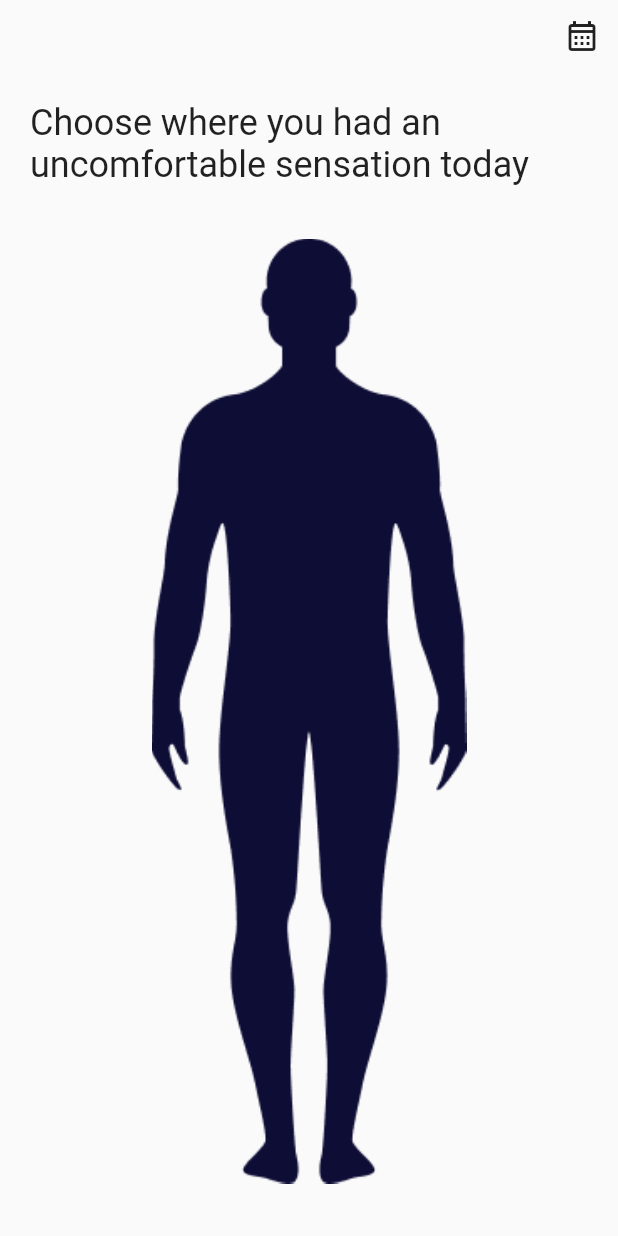
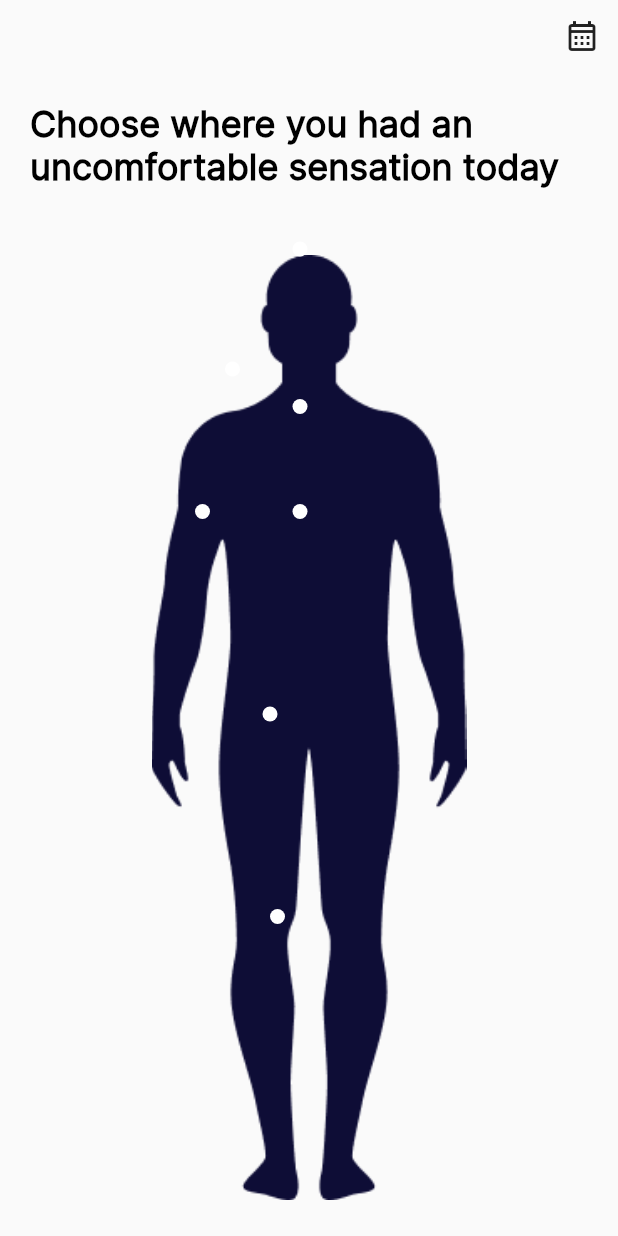
Before and after one commit to Team-Ayura/Ayura-Client, a Flutter app: the WelcomePage screen opened directly, on a phone screen of 412 x 824 dp. Run offline on Flutter 3.47's test engine with Material 2 defaults, Android fonts, the phone set to English and light mode, and no system bars; our stand-ins replace buttons_tabbar, fl_chart, flutter_animate, flutter_calendar_carousel, flutter_slidable, flutter_svg and 8 more; missing offline and left inert: country_list_pick, flutter_ruler_picker; accounts and stored records are empty.

Commit message:
Adding position detectors

```diff
--- a/lib/pages/features/symptom_tracking/welcome.dart
+++ b/lib/pages/features/symptom_tracking/welcome.dart
@@ -2,6 +2,8 @@ import 'package:ayura/pages/features/symptom_tracking/page1.dart';
 import 'package:ayura/pages/features/symptom_tracking/page2.dart';
 import 'package:ayura/utils/router.dart';
 import 'package:flutter/material.dart';
+
+import '../../../constants/styles.dart';
 
 class WelcomePage extends StatelessWidget {
   const WelcomePage({super.key});
@@ -9,52 +11,163 @@ class WelcomePage extends StatelessWidget {
   @override
   Widget build(BuildContext context) {
     return Scaffold(
-      // appBar: AppBar(
-      //   title: const Text('Symptom Tracker'),
-      //   leading: IconButton(
-      //     icon: const Icon(Icons.arrow_back),
-      //     onPressed: () {
-      //       Navigator.pop(context);
-      //     },
-      //   ),
-      //   actions: [
-      //     IconButton(
-      //       icon: const Icon(Icons.calendar_today),
-      //       onPressed: () {
-      //         // Navigator.push(context, MaterialPageRoute(builder: (context) => Page2()));
-      //         PageNavigator(context: context).nextPage(Page2());
-      //       },
-      //     ),
-      //   ],
-      // ),
       body: Column(
         crossAxisAlignment: CrossAxisAlignment.start,
         children: [
           Row(
               mainAxisAlignment: MainAxisAlignment.end,
               children: [
-IconButton(onPressed:(){PageNavigator(context: context).nextPage(const Page2());} , icon:Icon(Icons.calendar_month_outlined) ),
-            ],),
+                IconButton(onPressed:(){
+                  PageNavigator(context: context).nextPage(const Page2());} ,
+                    icon:Icon(Icons.calendar_month_outlined) ),
+              ],
+          ),
 
           const Padding(
             padding: EdgeInsets.fromLTRB(20.0, 20.0, 20.0, 0.0),
             child: Text(
               'Choose where you had an uncomfortable sensation today',
-              style: TextStyle(fontSize: 24.0),
+              style: AppStyles.headingTextStyle,
             ),
           ),
+          const SizedBox(height: 20.0),
           Expanded(
-            child: Center(
-              child: GestureDetector(
-                onTap: () {
-                  PageNavigator(context: context).nextPage(Page1());
-                },
+              child: Stack(
+                children: [
+                  Center(
                     child: Image.asset(
                       'assets/images/symptom_tracking/human.png',
                       width: 210,
                       fit: BoxFit.contain,
                     ),
                   ),
+                  Positioned(
+                    left: 195,
+                    top: 15,
+                    child: GestureDetector(
+                      onTap: () {
+                        PageNavigator(context: context).nextPage(const Page1());
+                        print('Tapped on Head');
+                      },
+                      child: Container(
+                        width: 10,
+                        height: 10,
+                        decoration: BoxDecoration(
+                          color: Colors.white,
+                          borderRadius: BorderRadius.circular(20),
+                        ),
+                      ),
+                    ),
+                  ),
+                  Positioned(
+                    left: 150,
+                    top: 95,
+                    child: GestureDetector(
+                      onTap: () {
+                        PageNavigator(context: context).nextPage(const Page1());
+                        print('Tapped on Shoulder');
+                      },
+                      child: Container(
+                        width: 10,
+                        height: 10,
+                        decoration: BoxDecoration(
+                          color: Colors.white,
+                          borderRadius: BorderRadius.circular(20),
+                        ),
+                      ),
+                    ),
+                  ),
+                  Positioned(
+                    left: 130,
+                    top: 190,
+                    child: GestureDetector(
+                      onTap: () {
+                        PageNavigator(context: context).nextPage(const Page1());
+                        print('Tapped on Arm');
+                      },
+                      child: Container(
+                        width: 10,
+                        height: 10,
+                        decoration: BoxDecoration(
+                          color: Colors.white,
+                          borderRadius: BorderRadius.circular(20),
+                        ),
+                      ),
+                    ),
+                  ),
+                  Positioned(
+                    left: 195,
+                    top: 120,
+                    child: GestureDetector(
+                      onTap: () {
+                        PageNavigator(context: context).nextPage(const Page1());
+                        print('Tapped on Chest');
+                      },
+                      child: Container(
+                        width: 10,
+                        height: 10,
+                        decoration: BoxDecoration(
+                          color: Colors.white,
+                          borderRadius: BorderRadius.circular(20),
+                        ),
+                      ),
+                    ),
+                  ),
+                  Positioned(
+                    left: 195,
+                    top: 190,
+                    child: GestureDetector(
+                      onTap: () {
+                        PageNavigator(context: context).nextPage(const Page1());
+                        print('Tapped on Stomach');
+                      },
+                      child: Container(
+                        width: 10,
+                        height: 10,
+                        decoration: BoxDecoration(
+                          color: Colors.white,
+                          borderRadius: BorderRadius.circular(20),
+                        ),
+                      ),
+                    ),
+                  ),
+                  Positioned(
+                    left: 175,
+                    top: 325,
+                    child: GestureDetector(
+                      onTap: () {
+                        PageNavigator(context: context).nextPage(const Page1());
+                        print('Tapped on Knee');
+                      },
+                      child: Container(
+                        width: 10,
+                        height: 10,
+                        decoration: BoxDecoration(
+                          color: Colors.white,
+                          borderRadius: BorderRadius.circular(20),
+                        ),
+                      ),
+                    ),
+                  ),
+                  Positioned(
+                    left: 180,
+                    top: 460,
+                    child: GestureDetector(
+                      onTap: () {
+                        PageNavigator(context: context).nextPage(const Page1());
+                        print('Tapped on Knee');
+                      },
+                      child: Container(
+                        width: 10,
+                        height: 10,
+                        decoration: BoxDecoration(
+                          color: Colors.white,
+                          borderRadius: BorderRadius.circular(20),
+                        ),
+                      ),
+                    ),
+                  ),
+                ],
               ),
           ),
         ],
```
Lines whose indentation alone changed are shown as unchanged.
